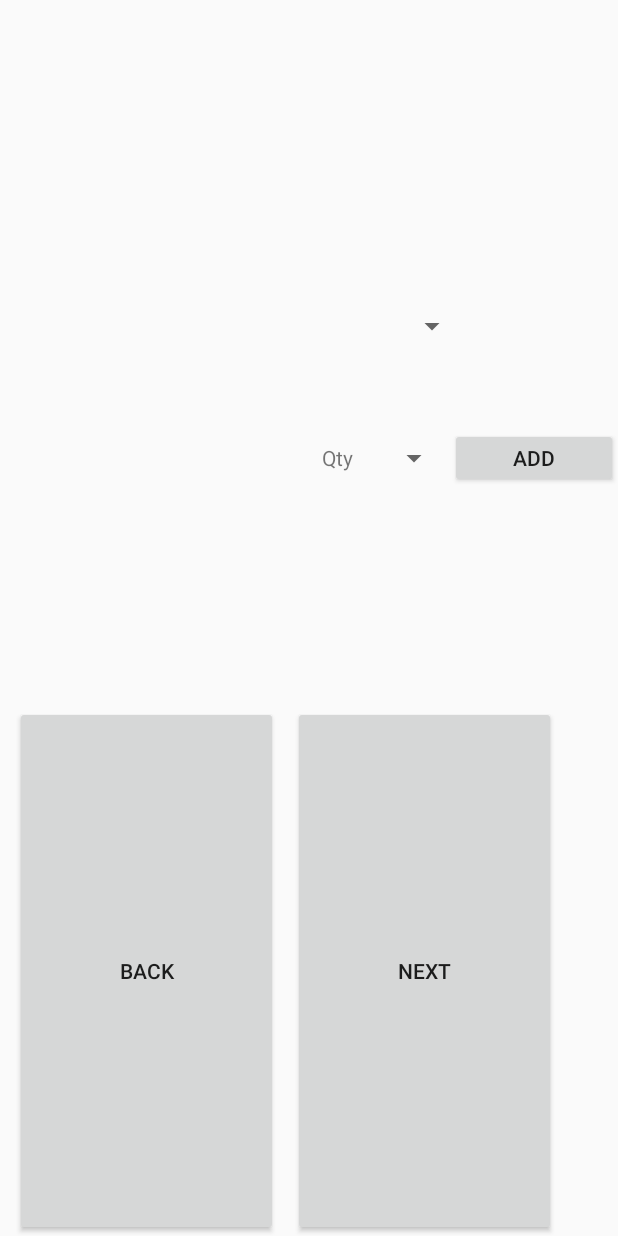
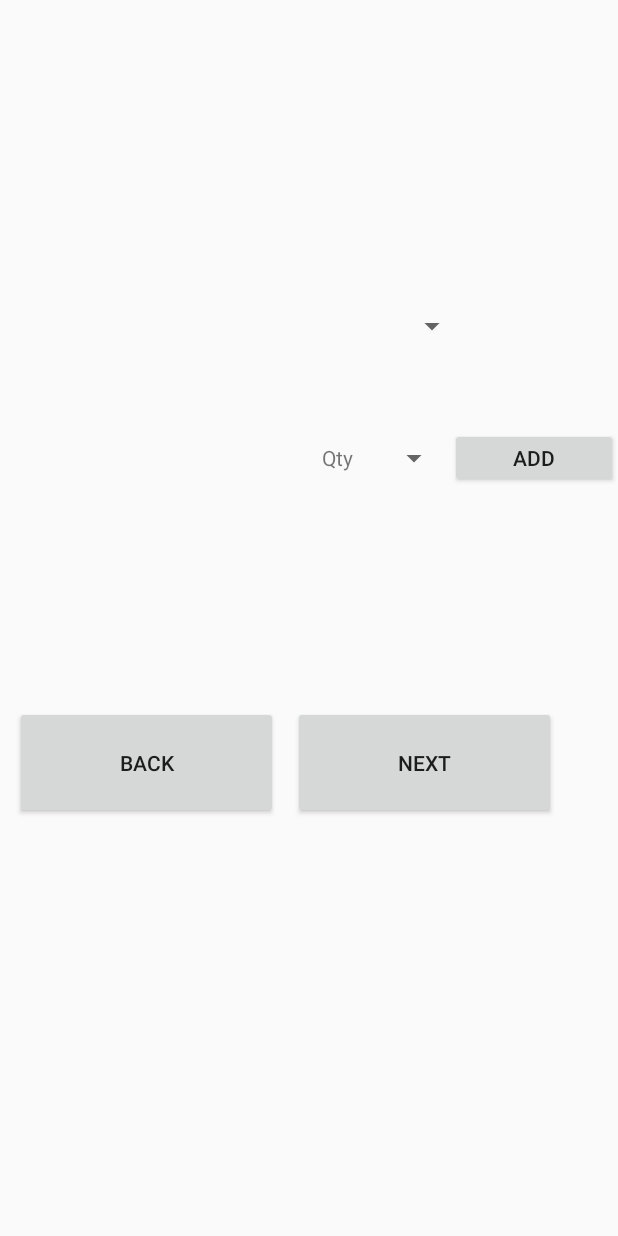
Before and after one commit to cusengan/HackDFW-Prepper, an Android app: the layout create_meal_1.xml on its own in the app's theme, with its tools: preview values and no code run, on a phone screen of 412 x 824 dp. Run offline under Robolectric (Android 15) with nearby library versions, the phone set to English and light mode, and no system bars.

Commit message:
CreateMeal works

```diff
--- a/app/src/main/AndroidManifest.xml
+++ b/app/src/main/AndroidManifest.xml
@@ -18,8 +18,10 @@
                 <category android:name="android.intent.category.LAUNCHER"/>
             </intent-filter>
         </activity>
-        <activity android:name=".ProfileActivity" />
+        <activity android:name=".ProfileActivity"/>
         <activity android:name=".MealActivity">
+        </activity>
+        <activity android:name=".CreateMealActivity1">
         </activity>
     </application>
 
--- a/app/src/main/res/layout/create_meal_1.xml
+++ b/app/src/main/res/layout/create_meal_1.xml
@@ -30,9 +30,11 @@
             android:layout_height="match_parent"
             android:orientation="vertical">
             <TextView
+                android:id="@+id/foodTitle1"
                 android:layout_width="match_parent"
                 android:layout_height="50dp"/>
             <TextView
+                android:id="@+id/foodDescription1"
                 android:layout_width="match_parent"
                 android:layout_height="match_parent"/>
         </LinearLayout>
@@ -70,13 +72,13 @@
             android:layout_marginLeft="10dp"
             android:id="@+id/backButton1"
             android:layout_width="175dp"
-            android:layout_height="match_parent"
+            android:layout_height="75dp"
             android:text="Back"/>
         <Button
             android:id="@+id/nextButton1"
             android:layout_marginLeft="10dp"
             android:layout_width="175dp"
-            android:layout_height="match_parent"
+            android:layout_height="75dp"
             android:text="Next"/>
     </LinearLayout>
 
```
Also changed, not shown: app/src/main/java/com/prepper/prepper/CreateMealActivity1.java (added, +58 -0 lines), app/src/main/java/com/prepper/prepper/MealActivity.java (+12 -3 lines).
